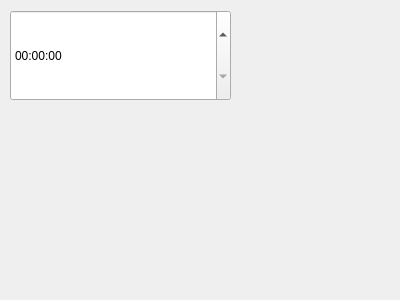
Old version of the form codec-preview/codectabs/h261manager.ui in the repository pszopinski/codec-preview.
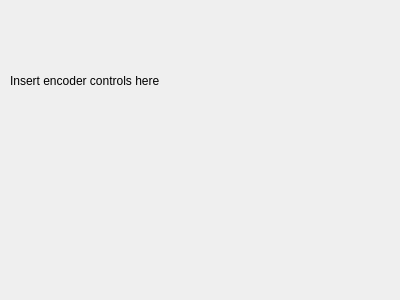
New version of the form.

```diff
--- a/codec-preview/codectabs/h261manager.ui
+++ b/codec-preview/codectabs/h261manager.ui
@@ -13,15 +13,18 @@
   <property name="windowTitle">
    <string>Form</string>
   </property>
-  <widget class="QTimeEdit" name="timeEdit">
+  <widget class="QLabel" name="label">
    <property name="geometry">
     <rect>
      <x>10</x>
      <y>10</y>
-     <width>221</width>
-     <height>91</height>
+     <width>381</width>
+     <height>141</height>
     </rect>
    </property>
+   <property name="text">
+    <string>Insert encoder controls here</string>
+   </property>
   </widget>
  </widget>
  <resources/>
```
